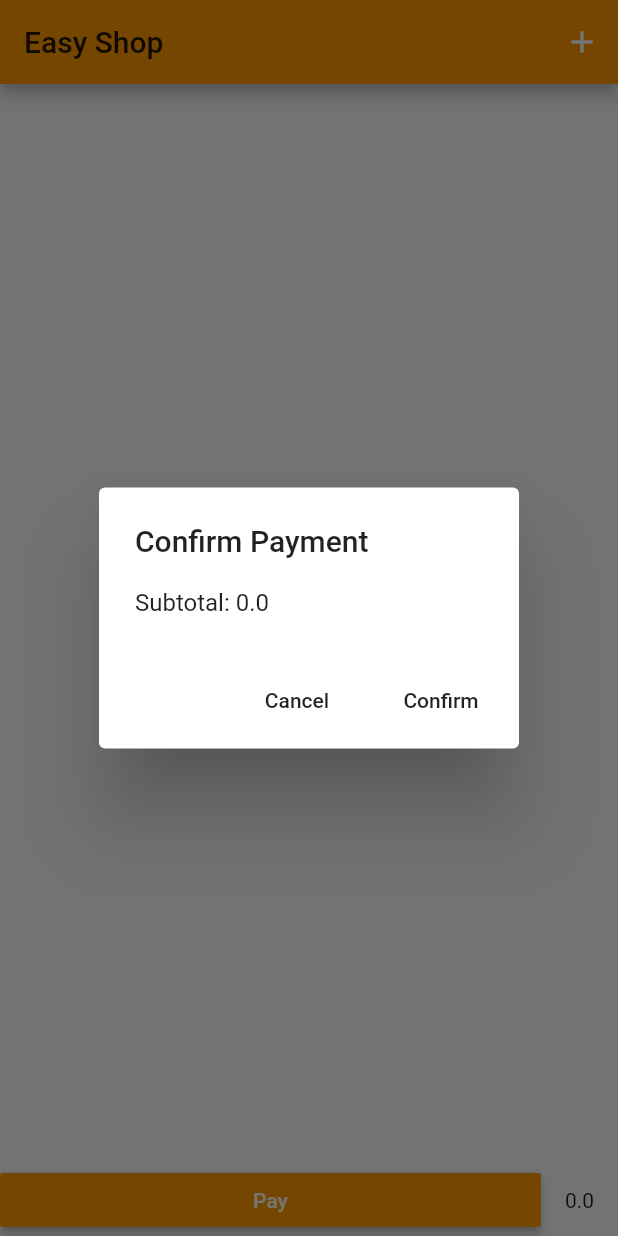
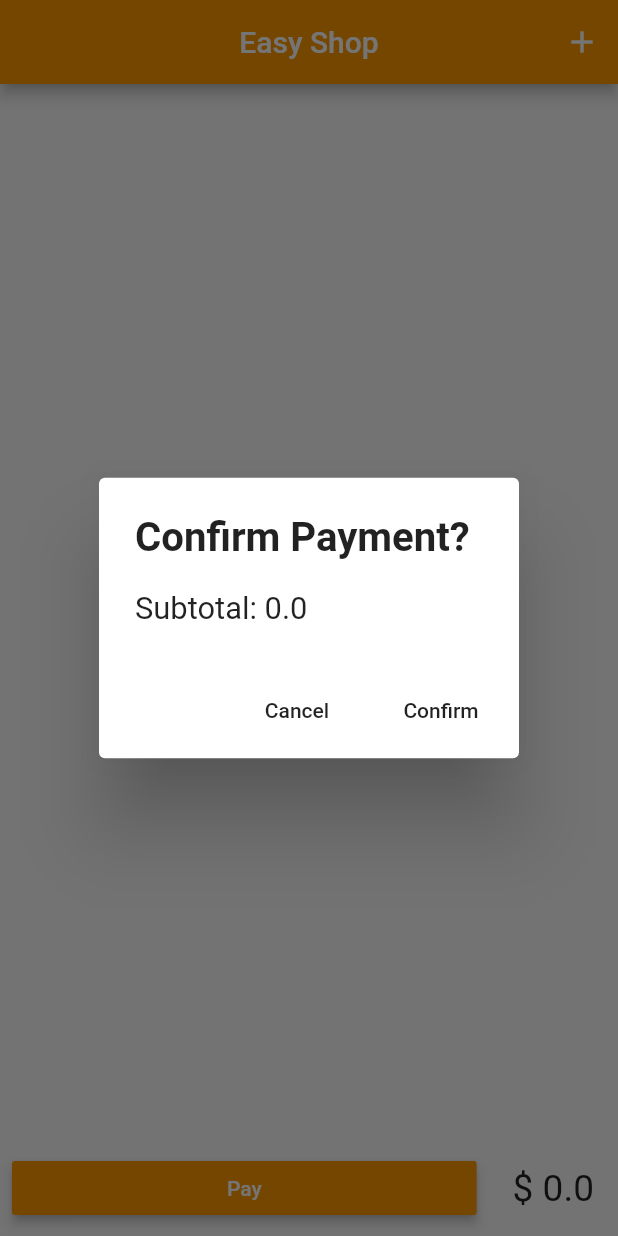
Before and after one commit to mehdi1514/EasyShop, a Flutter app: the screen it shows after launch, after a tap on "Pay", on a phone screen of 412 x 824 dp. Run offline on Flutter 3.47's test engine with Material 2 defaults, Android fonts, the phone set to English and light mode, and no system bars; missing offline and left inert: qrscan.

Commit message:
added confirmation dialog

```diff
--- a/lib/main.dart
+++ b/lib/main.dart
@@ -32,26 +32,80 @@ class _AnotherHomeState extends State<AnotherHome> {
   initState() {
     super.initState();
   }
+  showConfirmedDialog(BuildContext context) {
 
-  showAlertDialog(BuildContext context) {
+    Widget okButton = FlatButton(
+      child: Text("Okay"),
+      onPressed:  () {
+        Navigator.pop(context);
+      },
+    );
+
+    // set up the AlertDialog
+    AlertDialog alert = AlertDialog(
+      title: Icon(
+        Icons.done,
+        color: Colors.orange,
+        size: MediaQuery.of(context).size.width * 0.25,
+      ),
+      content: Text(
+        "Payment Successful",
+        textAlign: TextAlign.center,
+        style: TextStyle(
+          fontSize: MediaQuery.of(context).size.width * 0.05,
+          fontWeight: FontWeight.bold
+        ),
+      ),
+      actions: [
+        okButton,
+      ],
+    );
+
+    // show the dialog
+    showDialog(
+      context: context,
+      builder: (BuildContext context) {
+        return alert;
+      },
+    );
+  }
+  showPaymentDialog(BuildContext context) {
 
     // set up the buttons
     Widget cancelButton = FlatButton(
       child: Text("Cancel"),
       onPressed:  () {Navigator.pop(context);},
     );
-    Widget continueButton = FlatButton(
+    Widget confirmButton = FlatButton(
       child: Text("Confirm"),
-      onPressed:  () {Navigator.pop(context);},
+      onPressed:  () {
+        setState(() {
+          addedItems.clear();
+          totalAmount = 0;
+        });
+        Navigator.pop(context);
+        showConfirmedDialog(context);
+      },
     );
 
     // set up the AlertDialog
     AlertDialog alert = AlertDialog(
-      title: Text("Confirm Payment"),
-      content: Text("Subtotal: $totalAmount"),
+      title: Text(
+        "Confirm Payment?",
+        style: TextStyle(
+          fontSize: MediaQuery.of(context).size.width * 0.065,
+          fontWeight: FontWeight.bold
+        ),
+      ),
+      content: Text(
+        "Subtotal: $totalAmount",
+        style: TextStyle(
+          fontSize: MediaQuery.of(context).size.width * 0.05,
+        ),
+      ),
       actions: [
         cancelButton,
-        continueButton,
+        confirmButton,
       ],
     );
 
@@ -68,7 +122,8 @@ class _AnotherHomeState extends State<AnotherHome> {
   Widget build(BuildContext context) {
     return Scaffold(
       appBar: AppBar(
-        title: Text("Easy Shop"),
+        title: Text("Easy Shop", style: TextStyle(color: Colors.white),),
+        centerTitle: true,
         actions: <Widget>[
           IconButton(
             icon: Icon(Icons.add),
@@ -124,9 +179,11 @@ class _AnotherHomeState extends State<AnotherHome> {
             Row(
               children: <Widget>[
                 Expanded(
+                  child: Padding(
+                    padding: const EdgeInsets.all(8.0),
                     child: RaisedButton(
                       onPressed: () {
-                      showAlertDialog(context);
+                        showPaymentDialog(context);
                       },
                       child: Text(
                         "Pay",
@@ -137,9 +194,15 @@ class _AnotherHomeState extends State<AnotherHome> {
                       color: Colors.orange,
                     ),
                   ),
+                ),
                 Padding(
                   padding: const EdgeInsets.all(16.0),
-                  child: Text(totalAmount.toString(),),
+                  child: Text(
+                    "\$ ${totalAmount.toString()}",
+                    style: TextStyle(
+                      fontSize: MediaQuery.of(context).size.width * 0.06
+                    ),
+                  ),
                 )
               ],
             )
```
Lines whose indentation alone changed are shown as unchanged.
